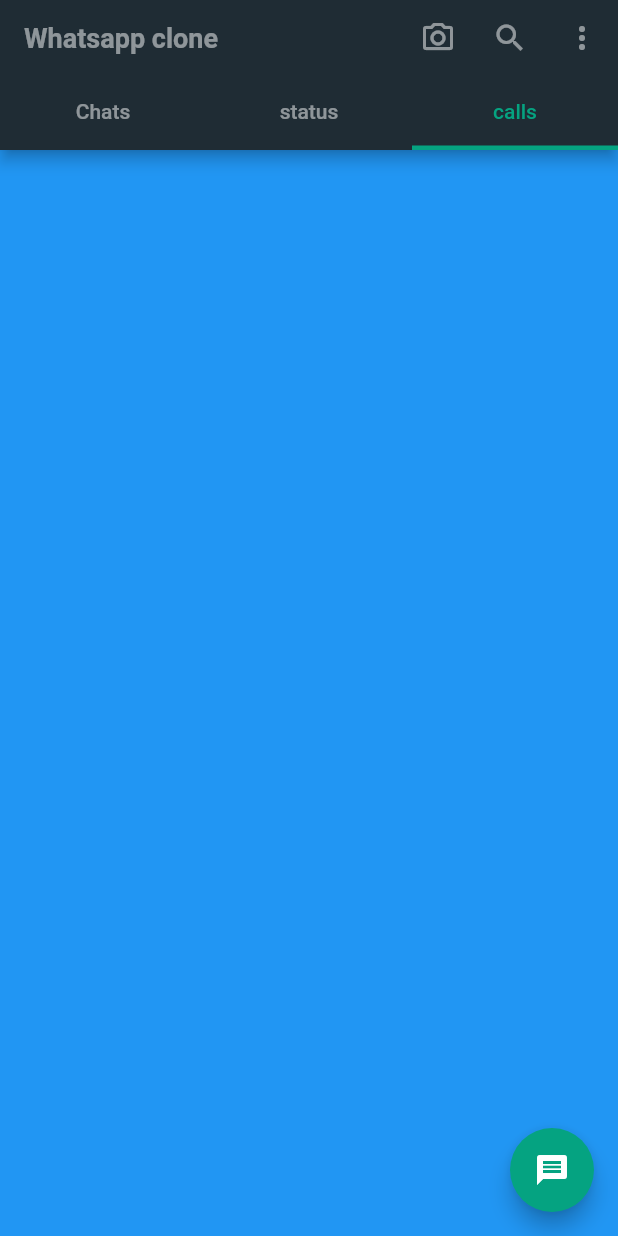
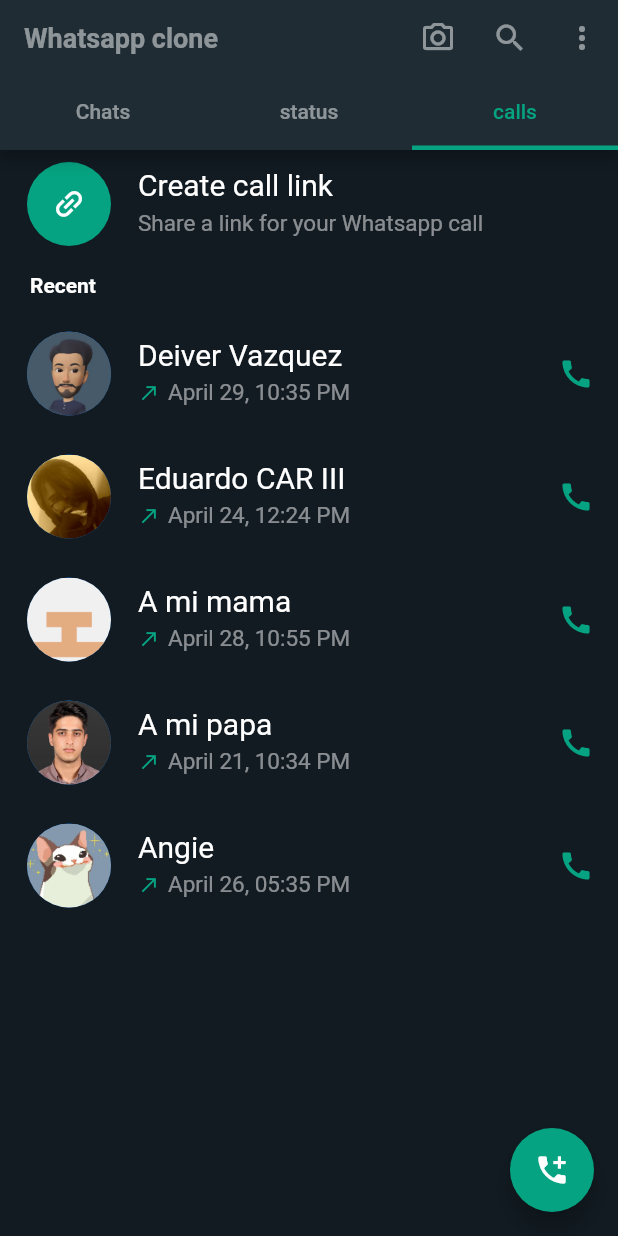
Before and after one commit to DeijoseDevelop/whatsapp_clone_ui, a Flutter app: the screen it shows after launch, tab 3 chosen, on a phone screen of 412 x 824 dp. Run offline on Flutter 3.47's test engine with Material 2 defaults, Android fonts, the phone set to English and light mode, and no system bars.

Commit message:
finished calls page

```diff
--- a/lib/main.dart
+++ b/lib/main.dart
@@ -4,7 +4,10 @@ import 'package:whatsapp_clone_ui/src/ui/routes/app_pages.dart';
 import 'package:whatsapp_clone_ui/src/ui/routes/app_routes.dart';
 import 'package:whatsapp_clone_ui/src/utils/injector.dart';
 
-void main() => runApp(const AppState());
+void main() {
+  WidgetsFlutterBinding.ensureInitialized();
+  runApp(const AppState());
+}
 
 class AppState extends StatelessWidget {
   const AppState({super.key});
--- /dev/null
+++ b/lib/src/ui/pages/p_calls.dart
@@ -0,0 +1,168 @@
+import 'package:flutter/material.dart';
+import 'package:whatsapp_clone_ui/src/ui/theme/colors.dart';
+import 'package:whatsapp_clone_ui/src/ui/widgets/w_custom_text.dart';
+
+class CallsPage extends StatelessWidget {
+  const CallsPage({super.key});
+
+  @override
+  Widget build(BuildContext context) {
+    Size size = MediaQuery.of(context).size;
+    return Container(
+      width: size.width,
+      height: size.height,
+      color: WhatsAppColors.backgroundColor,
+      child: Column(
+        crossAxisAlignment: CrossAxisAlignment.start,
+        children: const <Widget>[
+          _HeaderCalls(),
+          Padding(
+            padding: EdgeInsets.symmetric(
+              horizontal: 20.0,
+              vertical: 10.0,
+            ),
+            child: CustomText(text: "Recent"),
+          ),
+          _ListCalls(),
+        ],
+      ),
+    );
+  }
+}
+
+class _HeaderCalls extends StatelessWidget {
+  const _HeaderCalls();
+
+  @override
+  Widget build(BuildContext context) {
+    return Material(
+      color: Colors.transparent,
+      child: InkWell(
+        highlightColor: WhatsAppColors.white.withOpacity(0.2),
+        onTap: () {},
+        child: ListTile(
+          leading: CircleAvatar(
+            backgroundColor: WhatsAppColors.tabFocusedColor,
+            radius: 30,
+            child: Transform.rotate(
+              angle: -10.2,
+              child: const Icon(
+                Icons.link,
+                color: WhatsAppColors.white,
+              ),
+            ),
+          ),
+          title: const Padding(
+            padding: EdgeInsets.only(bottom: 5.0),
+            child: CustomText(
+              text: "Create call link",
+              color: WhatsAppColors.white,
+              fontWeight: FontWeight.normal,
+              fontSize: 20.0,
+            ),
+          ),
+          subtitle: CustomText(
+            text: "Share a link for your Whatsapp call",
+            color: WhatsAppColors.white.withOpacity(0.5),
+            fontWeight: FontWeight.normal,
+            fontSize: 15.0,
+          ),
+        ),
+      ),
+    );
+  }
+}
+
+class _ListCalls extends StatelessWidget {
+  const _ListCalls();
+
+  @override
+  Widget build(BuildContext context) {
+    return Expanded(
+      child: ListView(
+        children: const <Widget>[
+          CallsItems(
+            name: "Deiver Vazquez",
+            date: "April 29, 10:35 PM",
+            image: "assets/1.jpg",
+          ),
+          CallsItems(
+            name: "Eduardo CAR III",
+            date: "April 24, 12:24 PM",
+            image: "assets/2.jpg",
+          ),
+          CallsItems(
+            name: "A mi mama",
+            date: "April 28, 10:55 PM",
+            image: "assets/3.jpg",
+          ),
+          CallsItems(
+            name: "A mi papa",
+            date: "April 21, 10:34 PM",
+            image: "assets/4.jpg",
+          ),
+          CallsItems(
+            name: "Angie",
+            date: "April 26, 05:35 PM",
+            image: "assets/5.jpg",
+          ),
+        ],
+      ),
+    );
+  }
+}
+
+class CallsItems extends StatelessWidget {
+  const CallsItems({
+    required this.name,
+    required this.date,
+    required this.image,
+    super.key,
+  });
+
+  final String name;
+  final String date;
+  final String image;
+
+  @override
+  Widget build(BuildContext context) {
+    return Padding(
+      padding: const EdgeInsets.symmetric(vertical: 5.0),
+      child: ListTile(
+        leading: CircleAvatar(
+          backgroundImage: AssetImage(image),
+          radius: 30,
+        ),
+        title: Padding(
+          padding: const EdgeInsets.only(bottom: 5.0),
+          child: CustomText(
+            text: name,
+            color: WhatsAppColors.white,
+            fontWeight: FontWeight.normal,
+            fontSize: 20.0,
+          ),
+        ),
+        subtitle: Row(
+          children: <Widget>[
+            const Icon(
+              Icons.north_east,
+              size: 15,
+              color: WhatsAppColors.tabFocusedColor,
+            ),
+            const SizedBox(width: 5.0),
+            CustomText(
+              text: date,
+              color: WhatsAppColors.white.withOpacity(0.5),
+              fontWeight: FontWeight.normal,
+              fontSize: 15.0,
+            ),
+          ],
+        ),
+        trailing: const Icon(
+          Icons.call,
+          color: WhatsAppColors.tabFocusedColor,
+        ),
+      ),
+    );
+  }
+}
--- a/lib/src/ui/pages/p_home.dart
+++ b/lib/src/ui/pages/p_home.dart
@@ -15,17 +15,20 @@ class _HomePageState extends State<HomePage>
   late TabController _tabController;
   IconData buttonIcon = Icons.message;
 
+  Map<int, IconData> selectedIcon = {
+    0: Icons.message,
+    1: Icons.camera_alt,
+    2: Icons.add_call,
+  };
+
   @override
   void initState() {
     super.initState();
     _tabController = TabController(vsync: this, length: 3);
     _tabController.addListener(() {
       setState(() {
-        if (_tabController.index == 1) {
-          buttonIcon = Icons.camera_alt;
-        } else {
-          buttonIcon = Icons.message;
-        }
+        debugPrint('${_tabController.index}');
+        buttonIcon = selectedIcon[_tabController.index]!;
       });
     });
   }
@@ -43,10 +46,10 @@ class _HomePageState extends State<HomePage>
       appBar: _WhatsappAppBar(_tabController),
       body: TabBarView(
         controller: _tabController,
-        children: <Widget>[
-          const ChatsPage(),
-          const StatusPage(),
-          Container(color: Colors.blue),
+        children: const <Widget>[
+          ChatsPage(),
+          StatusPage(),
+          CallsPage(),
         ],
       ),
       floatingActionButton: FloatingActionButton(
--- a/lib/src/ui/pages/pages.dart
+++ b/lib/src/ui/pages/pages.dart
@@ -1,3 +1,4 @@
+export 'package:whatsapp_clone_ui/src/ui/pages/p_calls.dart';
 export 'package:whatsapp_clone_ui/src/ui/pages/p_status.dart';
 export 'package:whatsapp_clone_ui/src/ui/pages/p_chats.dart';
 export 'package:whatsapp_clone_ui/src/ui/pages/p_home.dart';
```
